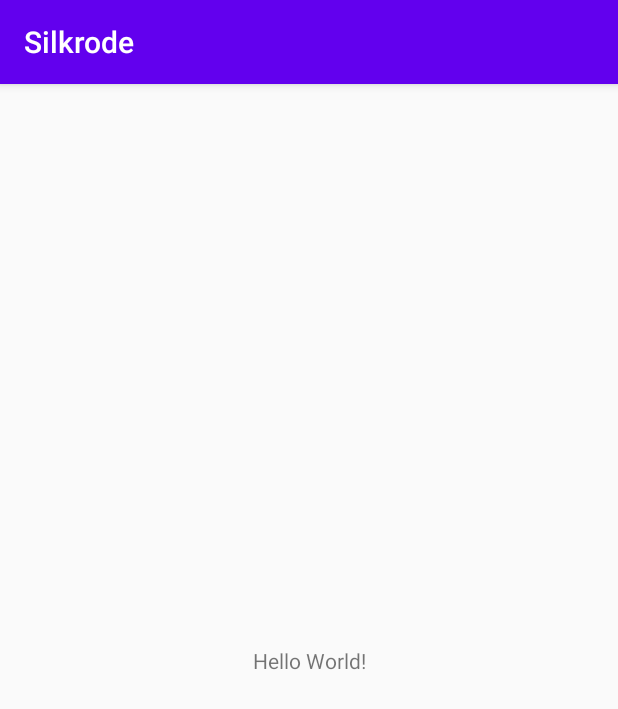
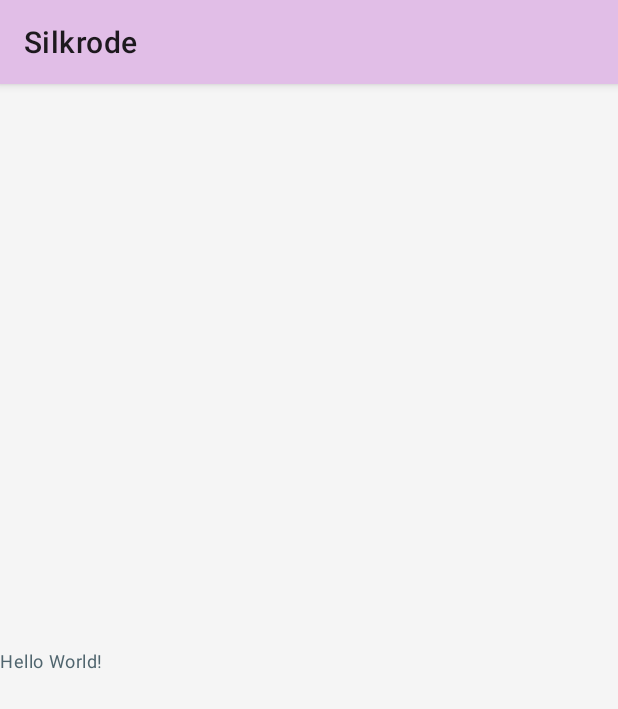
Before and after one commit to IvanClair/Silkrode, an Android app: the screen it shows after launch (MainActivity), on a phone screen of 412 x 824 dp. Shown: the top 709 px of the screen. Run offline under Robolectric (Android 15) with nearby library versions, the phone set to English and light mode, and no system bars.

Commit message:
story-2 1. using material theme 2. create color system 3. create TextView styles

```diff
--- a/Silkrode/app/src/main/res/layout/activity_main.xml
+++ b/Silkrode/app/src/main/res/layout/activity_main.xml
@@ -7,8 +7,7 @@
     tools:context=".MainActivity">
 
     <TextView
-        android:layout_width="wrap_content"
-        android:layout_height="wrap_content"
+        style="@style/SilkRodeTextView.Caption"
         android:text="Hello World!"
         app:layout_constraintBottom_toBottomOf="parent"
         app:layout_constraintLeft_toLeftOf="parent"
--- /dev/null
+++ b/Silkrode/app/src/main/res/values-night/colors.xml
@@ -0,0 +1,9 @@
+<?xml version="1.0" encoding="utf-8"?>
+<resources>
+    <color name="colorPrimary">#9C27B0</color>
+    <color name="colorPrimaryDark">#6A1B9A</color>
+    <color name="colorSurface">#424242</color>
+    <color name="colorBackground">#424242</color>
+    <color name="textColorPrimary">@android:color/white</color>
+    <color name="textColorSecondary">#9E9E9E</color>
+</resources>
--- a/Silkrode/app/src/main/res/values/colors.xml
+++ b/Silkrode/app/src/main/res/values/colors.xml
@@ -1,6 +1,9 @@
 <?xml version="1.0" encoding="utf-8"?>
 <resources>
-    <color name="colorPrimary">#6200EE</color>
-    <color name="colorPrimaryDark">#3700B3</color>
-    <color name="colorAccent">#03DAC5</color>
+    <color name="colorPrimary">#E1BEE7</color>
+    <color name="colorPrimaryDark">#9C27B0</color>
+    <color name="colorSurface">@android:color/white</color>
+    <color name="colorBackground">#F5F5F5</color>
+    <color name="textColorPrimary">#1E3945</color>
+    <color name="textColorSecondary">#50656E</color>
 </resources>
--- a/Silkrode/app/src/main/res/values/styles.xml
+++ b/Silkrode/app/src/main/res/values/styles.xml
@@ -1,11 +1,51 @@
 <resources>
 
     <!-- Base application theme. -->
-    <style name="AppTheme" parent="Theme.AppCompat.Light.DarkActionBar">
-        <!-- Customize your theme here. -->
+    <style name="AppTheme" parent="Theme.MaterialComponents.DayNight">
+        <!-- Primary Color -->
         <item name="colorPrimary">@color/colorPrimary</item>
-        <item name="colorPrimaryDark">@color/colorPrimaryDark</item>
-        <item name="colorAccent">@color/colorAccent</item>
+
+        <!-- Secondary Color -->
+        <item name="colorSecondary">@color/colorPrimaryDark</item>
+
+        <!-- Surface Color -->
+        <item name="colorSurface">@color/colorSurface</item>
+
+        <!-- Background Color -->
+        <item name="android:colorBackground">@color/colorBackground</item>
+
+        <!-- StatusBar Background Color -->
+        <item name="android:statusBarColor">?attr/colorSecondary</item>
     </style>
 
+    <!-- TextView -->
+    <style name="SilkRodeTextView">
+        <item name="android:layout_width">match_parent</item>
+        <item name="android:layout_height">wrap_content</item>
+        <item name="android:textDirection">locale</item>
+    </style>
+
+    <style name="SilkRodeTextView.Headline" parent="SilkRodeTextView">
+        <item name="android:textAppearance">@style/TextAppearance.MaterialComponents.Headline5
+        </item>
+        <item name="android:textColor">@color/textColorPrimary</item>
+    </style>
+
+    <style name="SilkRodeTextView.SubTitle1" parent="SilkRodeTextView">
+        <item name="android:textAppearance">@style/TextAppearance.MaterialComponents.Subtitle1
+        </item>
+        <item name="android:textColor">@color/textColorPrimary</item>
+    </style>
+
+    <style name="SilkRodeTextView.SubTitle2" parent="SilkRodeTextView">
+        <item name="android:textAppearance">@style/TextAppearance.MaterialComponents.Subtitle2
+        </item>
+        <item name="android:textColor">@color/textColorPrimary</item>
+    </style>
+
+    <style name="SilkRodeTextView.Caption" parent="SilkRodeTextView">
+        <item name="android:textAppearance">@style/TextAppearance.MaterialComponents.Caption
+        </item>
+        <item name="android:textColor">@color/textColorSecondary</item>
+    </style>
 </resources>
```
